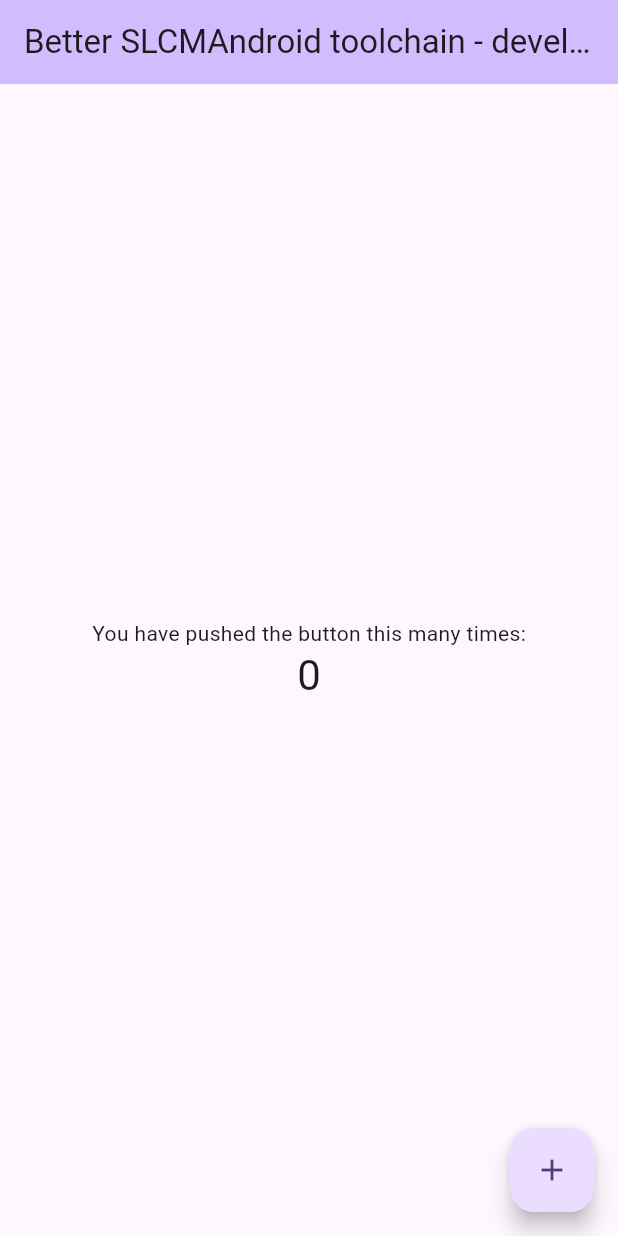
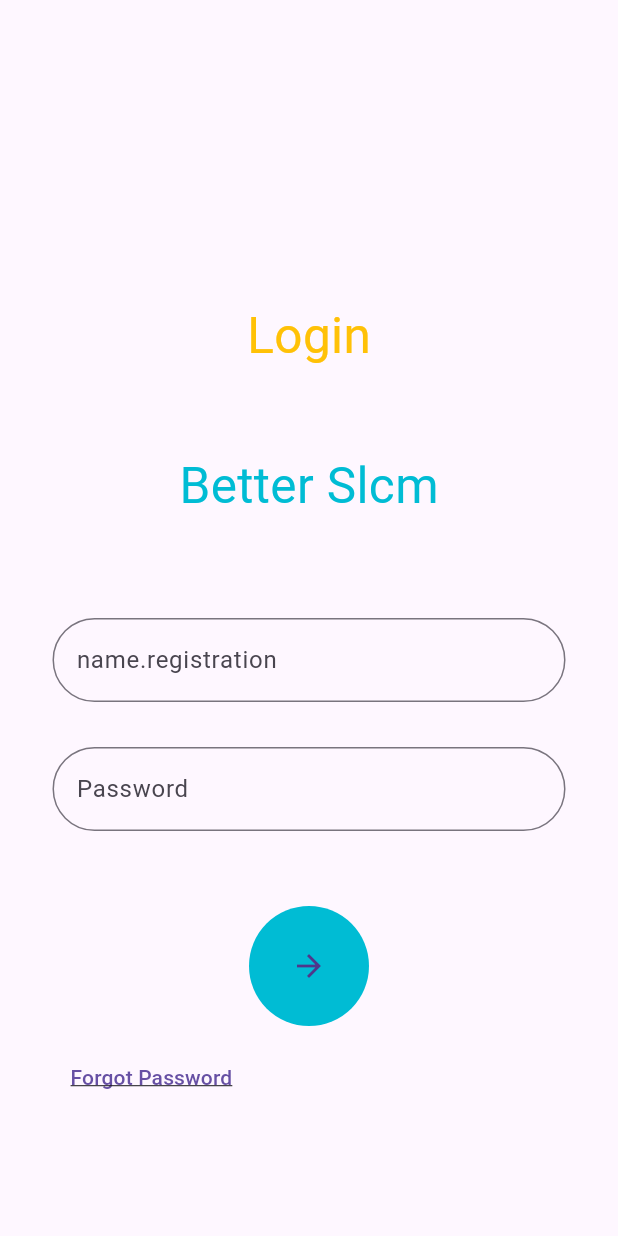
Before and after one commit to DK10WS/SLCM_APP, a Flutter app: the screen it shows after launch, on a phone screen of 412 x 824 dp. Run offline on Flutter 3.47's test engine with Material 3 defaults, Android fonts, the phone set to English and light mode, and no system bars.

Commit message:
Created a Login Page

```diff
--- /dev/null
+++ b/lib/login.dart
@@ -0,0 +1,101 @@
+import 'package:flutter/material.dart';
+
+class MyLogin extends StatefulWidget {
+  const MyLogin({super.key});
+
+  @override
+  State<MyLogin> createState() => _MyLoginState();
+}
+
+class _MyLoginState extends State<MyLogin> {
+  @override
+  Widget build(BuildContext context) {
+    return Scaffold(
+      resizeToAvoidBottomInset: true,
+      body: SafeArea(
+        child: SingleChildScrollView(
+          child: Stack(
+            children: [
+              Container(
+                padding: const EdgeInsets.only(top: 200),
+                alignment: Alignment.topCenter,
+                child: const Text(
+                  "Login",
+                  style: TextStyle(
+                    color: Colors.amber,
+                    fontSize: 33,
+                  ),
+                ),
+              ),
+              Container(
+                padding: const EdgeInsets.only(top: 300),
+                alignment: Alignment.topCenter,
+                child: const Text(
+                  "Better Slcm",
+                  style: TextStyle(
+                    color: Colors.cyan,
+                    fontSize: 33,
+                  ),
+                ),
+              ),
+              Container(
+                padding: EdgeInsets.only(
+                  top: MediaQuery.of(context).size.height * 0.5,
+                  right: 35,
+                  left: 35,
+                ),
+                child: Column(
+                  children: [
+                    TextField(
+                      decoration: InputDecoration(
+                        hintText: "name.registration",
+                        border: OutlineInputBorder(
+                          borderRadius: BorderRadius.circular(50),
+                        ),
+                      ),
+                    ),
+                    const SizedBox(height: 30),
+                    TextField(
+                      obscureText: true,
+                      decoration: InputDecoration(
+                        hintText: "Password",
+                        border: OutlineInputBorder(
+                          borderRadius: BorderRadius.circular(50),
+                        ),
+                      ),
+                    ),
+                    const SizedBox(height: 50),
+                    CircleAvatar(
+                      radius: 40,
+                      backgroundColor: Colors.cyan,
+                      child: IconButton(
+                        onPressed: () {
+                          // Add your action here
+                        },
+                        icon: const Icon(Icons.arrow_forward),
+                      ),
+                    ),
+                    SizedBox(
+                      height: 10,
+                    ),
+                    Row(
+                      children: [
+                        TextButton(
+                            onPressed: () async {},
+                            child: Text(
+                              "Forgot Password",
+                              style: TextStyle(
+                                  decoration: TextDecoration.underline),
+                            ))
+                      ],
+                    )
+                  ],
+                ),
+              ),
+            ],
+          ),
+        ),
+      ),
+    );
+  }
+}
--- a/lib/main.dart
+++ b/lib/main.dart
@@ -1,126 +1,10 @@
 import 'package:flutter/material.dart';
+import 'package:mujslcm/Login.dart';
 
 void main() {
-  runApp(const MyApp());
+  runApp(MaterialApp(
+    debugShowCheckedModeBanner: false,
+    initialRoute: "login",
+    routes: {"login": (context) => const MyLogin()},
+  ));
 }
-
-class MyApp extends StatelessWidget {
-  const MyApp({super.key});
-
-  // This widget is the root of your application.
-  @override
-  Widget build(BuildContext context) {
-    return MaterialApp(
-      title: 'Lmao',
-      theme: ThemeData(
-        // This is the theme of your application.
-        //
-        // TRY THIS: Try running your application with "flutter run". You'll see
-        // the application has a purple toolbar. Then, without quitting the app,
-        // try changing the seedColor in the colorScheme below to Colors.green
-        // and then invoke "hot reload" (save your changes or press the "hot
-        // reload" button in a Flutter-supported IDE, or press "r" if you used
-        // the command line to start the app).
-        //
-        // Notice that the counter didn't reset back to zero; the application
-        // state is not lost during the reload. To reset the state, use hot
-        // restart instead.
-        //
-        // This works for code too, not just values: Most code changes can be
-        // tested with just a hot reload.
-        colorScheme: ColorScheme.fromSeed(seedColor: Colors.deepPurple),
-        useMaterial3: true,
-      ),
-      home: const MyHomePage(title: 'Better SLCMAndroid toolchain - develop for Android devices (Android SDK version 34.0.0)'
-      )
-    );
-  }
-}
-
-class MyHomePage extends StatefulWidget {
-  const MyHomePage({super.key, required this.title});
-
-  // This widget is the home page of your application. It is stateful, meaning
-  // that it has a State object (defined below) that contains fields that affect
-  // how it looks.
-
-  // This class is the configuration for the state. It holds the values (in this
-  // case the title) provided by the parent (in this case the App widget) and
-  // used by the build method of the State. Fields in a Widget subclass are
-  // always marked "final".
-
-  final String title;
-
-  @override
-  State<MyHomePage> createState() => _MyHomePageState();
-}
-
-class _MyHomePageState extends State<MyHomePage> {
-  int _counter = 0;
-
-  void _incrementCounter() {
-    setState(() {
-      // This call to setState tells the Flutter framework that something has
-      // changed in this State, which causes it to rerun the build method below
-      // so that the display can reflect the updated values. If we changed
-      // _counter without calling setState(), then the build method would not be
-      // called again, and so nothing would appear to happen.
-      _counter++;
-    });
-  }
-
-  @override
-  Widget build(BuildContext context) {
-    // This method is rerun every time setState is called, for instance as done
-    // by the _incrementCounter method above.
-    //
-    // The Flutter framework has been optimized to make rerunning build methods
-    // fast, so that you can just rebuild anything that needs updating rather
-    // than having to individually change instances of widgets.
-    return Scaffold(
-      appBar: AppBar(
-        // TRY THIS: Try changing the color here to a specific color (to
-        // Colors.amber, perhaps?) and trigger a hot reload to see the AppBar
-        // change color while the other colors stay the same.
-        backgroundColor: Theme.of(context).colorScheme.inversePrimary,
-        // Here we take the value from the MyHomePage object that was created by
-        // the App.build method, and use it to set our appbar title.
-        title: Text(widget.title),
-      ),
-      body: Center(
-        // Center is a layout widget. It takes a single child and positions it
-        // in the middle of the parent.
-        child: Column(
-          // Column is also a layout widget. It takes a list of children and
-          // arranges them vertically. By default, it sizes itself to fit its
-          // children horizontally, and tries to be as tall as its parent.
-          //
-          // Column has various properties to control how it sizes itself and
-          // how it positions its children. Here we use mainAxisAlignment to
-          // center the children vertically; the main axis here is the vertical
-          // axis because Columns are vertical (the cross axis would be
-          // horizontal).
-          //
-          // TRY THIS: Invoke "debug painting" (choose the "Toggle Debug Paint"
-          // action in the IDE, or press "p" in the console), to see the
-          // wireframe for each widget.
-          mainAxisAlignment: MainAxisAlignment.center,
-          children: <Widget>[
-            const Text(
-              'You have pushed the button this many times:',
-            ),
-            Text(
-              '$_counter',
-              style: Theme.of(context).textTheme.headlineMedium,
-            ),
-          ],
-        ),
-      ),
-      floatingActionButton: FloatingActionButton(
-        onPressed: _incrementCounter,
-        tooltip: 'Increment',
-        child: const Icon(Icons.add),
-      ), // This trailing comma makes auto-formatting nicer for build methods.
-    );
-  }
-}
```
Also changed, not shown: 1 other file.
